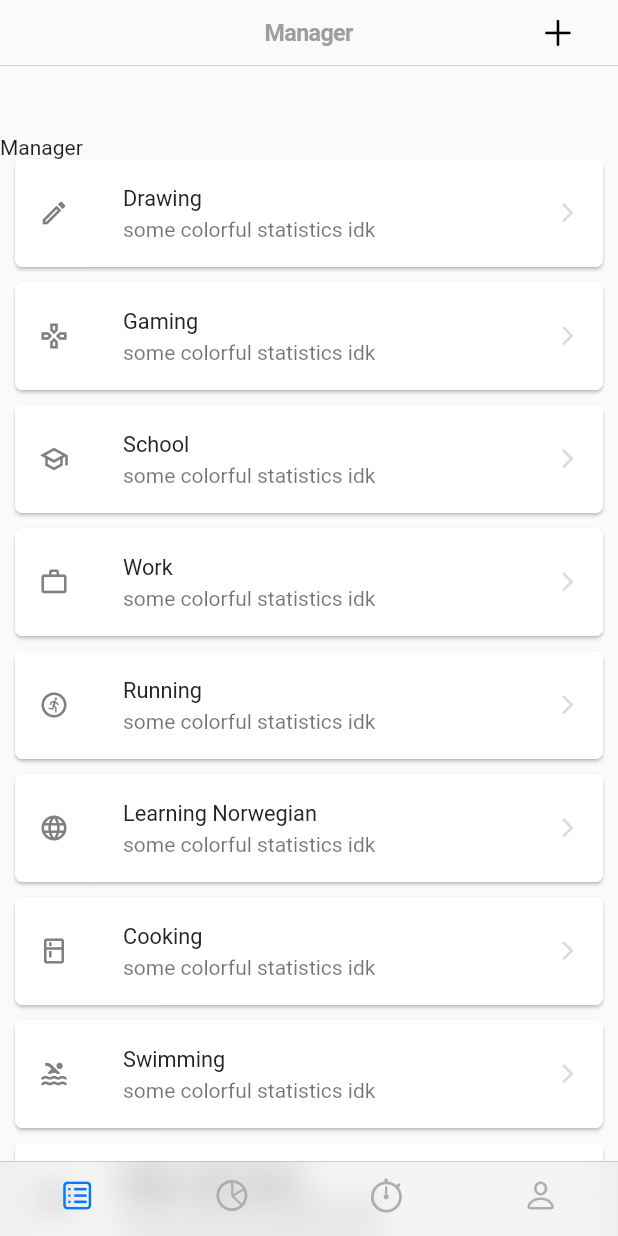
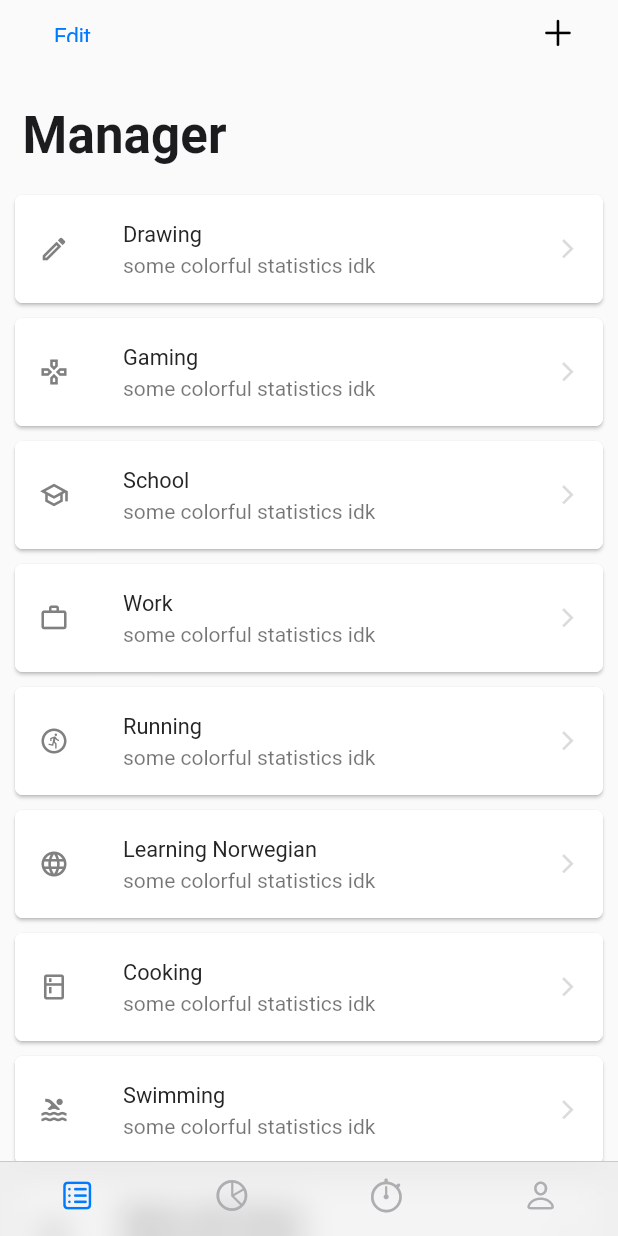
Before and after one commit to freddity/ctrlUrTimeInator, a Flutter app: the screen it shows after launch, on a phone screen of 412 x 824 dp. Run offline on Flutter 3.47's test engine with Material 2 defaults, Android fonts, the phone set to English and light mode, and no system bars; our stand-ins replace syncfusion_flutter_charts.

Commit message:
Created animation which I wanted to create; Next will work on cutting 'Edit' button and navigation opacity and style

```diff
--- a/lib/ManagerPage.dart
+++ b/lib/ManagerPage.dart
@@ -3,13 +3,24 @@ import 'package:flutter/material.dart';
 
 class ManagerPage extends StatefulWidget {
   @override
-  _ManagerPageState createState() => _ManagerPageState();
+  _ManagerPageState createState() {
+    return managerPageState;
+  }
 
     @override
     StatelessWidget get widget => throw UnimplementedError();
 }
 
-class _ManagerPageState extends State<ManagerPage> {
+_ManagerPageState managerPageState = _ManagerPageState();
+double scrollValue = 0;
+
+class _ManagerPageState extends State<ManagerPage> with TickerProviderStateMixin {
+
+  @override
+  void initState() {
+    managerPageState = this;
+  }
+
   List<Icon> _leading = [
     Icon(Icons.edit_outlined, size: 20, color: Color(0xff808080)),
     Icon(Icons.gamepad_outlined, size: 20, color: Color(0xff808080)),
@@ -46,11 +57,13 @@ class _ManagerPageState extends State<ManagerPage> {
 
   @override
   Widget build(BuildContext context) {
+    managerPageState = this;
     return Scaffold(
       body: NotificationListener(
         onNotification: (scrollNotification) {
           if (scrollNotification is ScrollUpdateNotification) {
             print(scrollNotification.metrics.extentBefore);
+            scrollValue = scrollNotification.metrics.extentBefore;
           }
           return null;
         },
@@ -62,10 +75,19 @@ class _ManagerPageState extends State<ManagerPage> {
               pinned: true,
               floating: false,
             ),
+
+            SliverToBoxAdapter(
+              child: Container(
+                padding: EdgeInsets.only(left: 15),
+                child: Text("Manager",
+                    style: TextStyle(
+                        fontSize: 34,
+                        fontWeight: FontWeight.bold,
+                        color: Color.fromRGBO(28, 28, 30, 1.0),
+                        letterSpacing: 0.1)),
+              ),
+            ),
             SliverPadding(padding: EdgeInsets.only(top: 20)),
-            SliverToBoxAdapter(
-              child: Text('Manager'),
-            ),
             SliverList(
               delegate: SliverChildBuilderDelegate(
                     (context, index) {
@@ -116,12 +138,35 @@ class _ManagerPageState extends State<ManagerPage> {
   }
 }
 
-class CustomCupertinoSliverNavigationBar
-    extends SliverPersistentHeaderDelegate {
+class CustomCupertinoSliverNavigationBar extends SliverPersistentHeaderDelegate {
+
   @override
-  Widget build(
-      BuildContext context, double shrinkOffset, bool overlapsContent) {
+  Widget build(BuildContext context, double shrinkOffset, bool overlapsContent) {
+
+    final AnimationController _controller = AnimationController(
+      duration: const Duration(milliseconds: 3000),
+      vsync: managerPageState,
+    )..addListener(() {
+
+    });
+
+    final Animation<double> _animation = CurvedAnimation(
+      parent: _controller,
+      curve: Curves.easeIn,
+    );
+
     return CupertinoNavigationBar(
+        border: scrollValue <= 40 ? null : Border(bottom: BorderSide(
+            width: 0.5, color: Color.fromRGBO(142, 142, 147, 1))),
+        leading: CupertinoButton(
+          child: Container(
+            //padding: EdgeInsets.only(top: ),
+            child: Text('Edit', style: TextStyle(
+              fontSize: 15.5,
+              color: Color.fromRGBO(0, 122, 255, 1.0)
+            )),
+          ),
+        ),
         trailing: IconButton(
           icon: Icon(
             CupertinoIcons.add,
@@ -129,13 +174,24 @@ class CustomCupertinoSliverNavigationBar
             size: 25.0,
           ),
         ),
-      middle: Text(
+        middle: new AnimatedCrossFade(
+            firstChild: Text(
               'Manager',
               style: TextStyle(
                 fontSize: 15.5,
-          color: Colors.grey
+                color: Color.fromRGBO(28, 28, 30, 0),
               ),
             ),
+            secondChild: Text(
+              'Manager',
+              style: TextStyle(
+                fontSize: 15.5,
+                color: Color.fromRGBO(28, 28, 30, 1),
+              ),
+            ),
+            crossFadeState: scrollValue <= 40 ? CrossFadeState.showFirst : CrossFadeState.showSecond,
+            duration: Duration(milliseconds: 120)),
+
     );
   }
 
--- a/lib/RootPage.dart
+++ b/lib/RootPage.dart
@@ -9,6 +9,7 @@ import 'ManagerPage.dart';
 import 'ProfilePage.dart';
 import 'StatisticsPage.dart';
 import 'StopwatchPage.dart';
+
 
 void main() {
   runApp(MyApp());
```
Also changed, not shown: 1 other file. Lines whose indentation alone changed are shown as unchanged.
